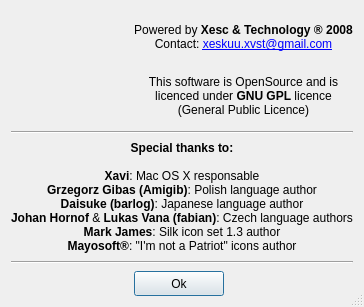
Above: ui/credits.ui from ckorn/xvst before the change. Below: the same form after it.
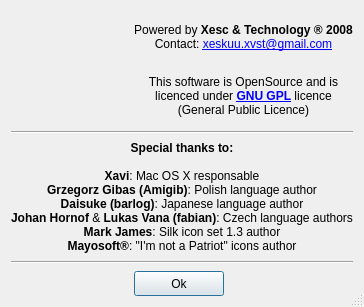
That is the form after the change. Icons and pictures are not drawn.

Commit message: - Changed licence to GNU GPL v3 (http://www.gnu.org/licenses/gpl.html)

```diff
--- a/ui/credits.ui
+++ b/ui/credits.ui
@@ -48,7 +48,7 @@
    <item row="1" column="1" colspan="2" >
     <widget class="QLabel" name="label_4" >
      <property name="text" >
-      <string>This software is OpenSource and is licenced under &lt;b>GNU GPL&lt;/b> licence (General Public Licence)</string>
+      <string>This software is OpenSource and is licenced under &lt;a href="http://www.gnu.org/licenses/gpl.html">&lt;b>GNU GPL&lt;/b>&lt;/a> licence (General Public Licence)</string>
      </property>
      <property name="alignment" >
       <set>Qt::AlignCenter</set>
```
Left out of the diff: 3 changed lines with no effect on the pictures. The commit also changes 58 other files.
